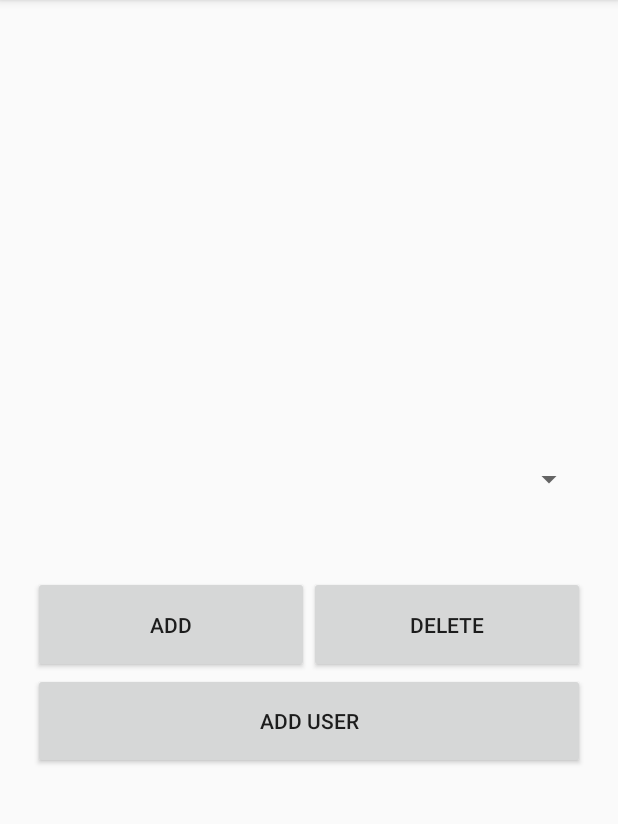
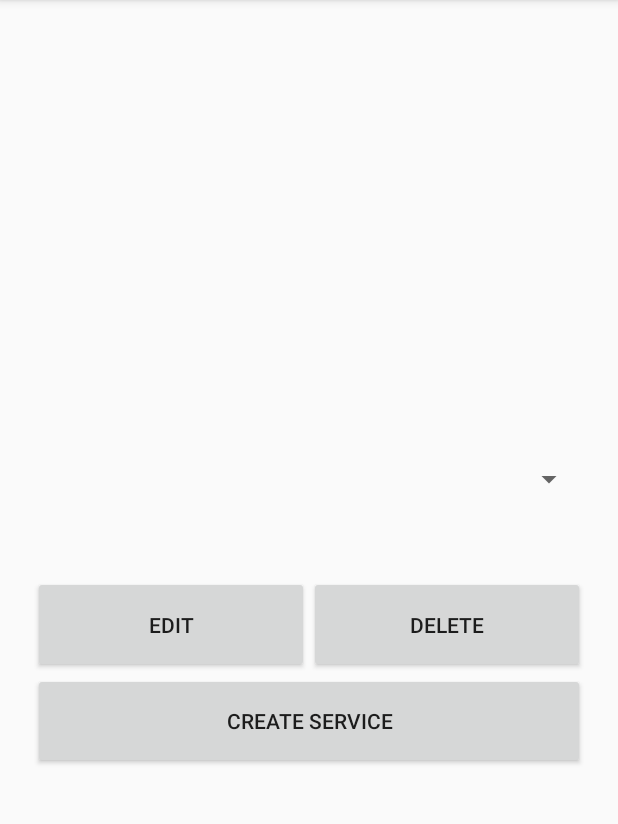
Before and after one commit to anguy116/SEG_Project1, an Android app: the ServiceActivity screen opened directly, with no data from a screen before it, on a phone screen of 412 x 824 dp, the part 84-908 px from its top. Run offline under Robolectric (Android 15) with nearby library versions, the phone set to English and light mode, and no system bars.

Commit message:
Andrew's FireBase Commit 11/07/2018

```diff
--- a/Project1/app/build.gradle
+++ b/Project1/app/build.gradle
@@ -23,11 +23,11 @@ dependencies {
     implementation 'com.android.support:appcompat-v7:28.0.0'
     implementation 'com.android.support.constraint:constraint-layout:1.1.3'
     implementation 'com.android.support:design:28.0.0'
+    implementation 'com.google.firebase:firebase-database:11.8.0'
     testImplementation 'junit:junit:4.12'
     androidTestImplementation 'com.android.support.test:runner:1.0.2'
     androidTestImplementation 'com.android.support.test.espresso:espresso-core:3.0.2'
     implementation 'com.google.firebase:firebase-core:16.0.1'
-    implementation 'com.google.firebase:firebase-auth:9.2.0'
 }
 
 apply plugin: 'com.google.gms.google-services'
--- a/Project1/app/src/main/res/layout/activity_service2.xml
+++ b/Project1/app/src/main/res/layout/activity_service2.xml
@@ -47,11 +47,11 @@
                 android:orientation="horizontal">
 
                 <Button
-                    android:id="@+id/Add"
+                    android:id="@+id/EDIT"
                     android:layout_width="match_parent"
                     android:layout_height="match_parent"
                     android:layout_weight="1"
-                    android:text="ADD" />
+                    android:text="EDIT" />
 
                 <Button
                     android:id="@+id/Delete"
@@ -68,10 +68,10 @@
                 android:orientation="vertical">
 
                 <Button
-                    android:id="@+id/AddUser"
+                    android:id="@+id/CreateService"
                     android:layout_width="match_parent"
                     android:layout_height="match_parent"
-                    android:text="Add User" />
+                    android:text="Create Service" />
             </LinearLayout>
 
         </LinearLayout>
--- a/Project1/build.gradle
+++ b/Project1/build.gradle
@@ -8,6 +8,7 @@ buildscript {
     }
     dependencies {
         classpath 'com.android.tools.build:gradle:3.2.1'
+
         classpath 'com.google.gms:google-services:4.0.1'
 
 
```
Also changed, not shown: 1 other file.
